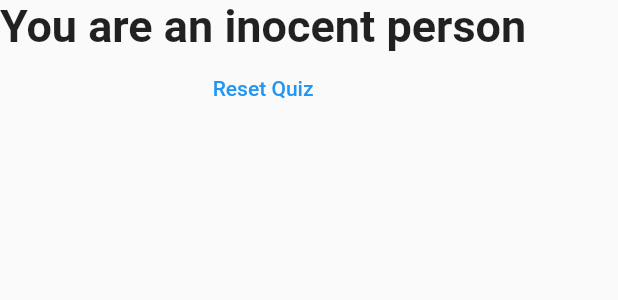
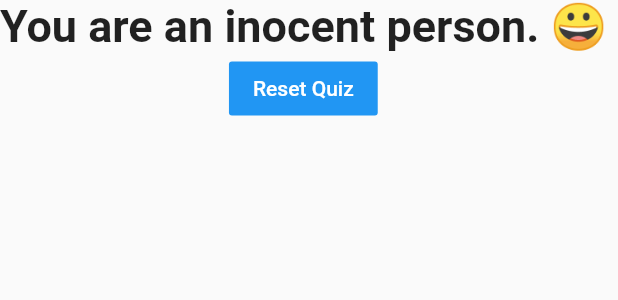
Before and after one commit to raniket/flutter-personality, a Flutter app: the Result widget shown alone on an empty page, opened directly with empty values, on a phone screen of 412 x 824 dp. Shown: the top 300 px of the screen. Run offline on Flutter 3.47's test engine with Material 2 defaults, Android fonts, the phone set to English and light mode, and no system bars.

Commit message:
added emoji

```diff
--- a/lib/main.dart
+++ b/lib/main.dart
@@ -66,7 +66,7 @@ class _MyAppState extends State<MyApp> {
     return MaterialApp(
       home: Scaffold(
         appBar: AppBar(
-          title: Text('My first app'),
+          title: Text('Personality'),
         ),
         body: (_questionIndex < _questions.length)
             ? Quez(
--- a/lib/result.dart
+++ b/lib/result.dart
@@ -1,7 +1,6 @@
 import 'package:flutter/material.dart';
 
 class Result extends StatelessWidget {
-
   final int totalScore;
   final Function resetQuiz;
 
@@ -9,10 +8,14 @@ class Result extends StatelessWidget {
 
   String get getFinalText {
     String personality;
-    if (totalScore <= 8) personality = 'You are an inocent person';
-    else if (totalScore <= 14) personality = 'You are a good guy';
-    else if (totalScore <= 20) personality = 'You are a....  strange person!!!';
-    else personality = 'You are bad person';
+    if (totalScore <= 12)
+      personality = 'You are an inocent person. ${'\u{1F600}'}';
+    else if (totalScore <= 18)
+      personality = 'You are a good personn. ${'\u{1F601}'}';
+    else if (totalScore <= 24)
+      personality = 'You are a....  strange person!!! ${'\u{1F607}'}';
+    else
+      personality = 'You are not a good person! ${'\u{1F60B}'}';
     return personality;
   }
 
@@ -20,8 +23,21 @@ class Result extends StatelessWidget {
   Widget build(BuildContext context) {
     return Column(
       children: <Widget>[
-      Text(getFinalText, style: TextStyle(fontSize: 30, fontWeight: FontWeight.bold), textAlign: TextAlign.center,),
-      FlatButton(onPressed: resetQuiz, child: Text('Reset Quiz', style: TextStyle(color: Colors.blue),),)
-    ],);
+        Text(
+          getFinalText,
+          style: TextStyle(fontSize: 30, fontWeight: FontWeight.bold),
+          textAlign: TextAlign.center,
+        ),
+        FlatButton(
+          color: Colors.blue,
+          splashColor: Colors.blueAccent,
+          onPressed: resetQuiz,
+          child: Text(
+            'Reset Quiz',
+            style: TextStyle(color: Colors.white),
+          ),
+        )
+      ],
+    );
   }
 }
```
